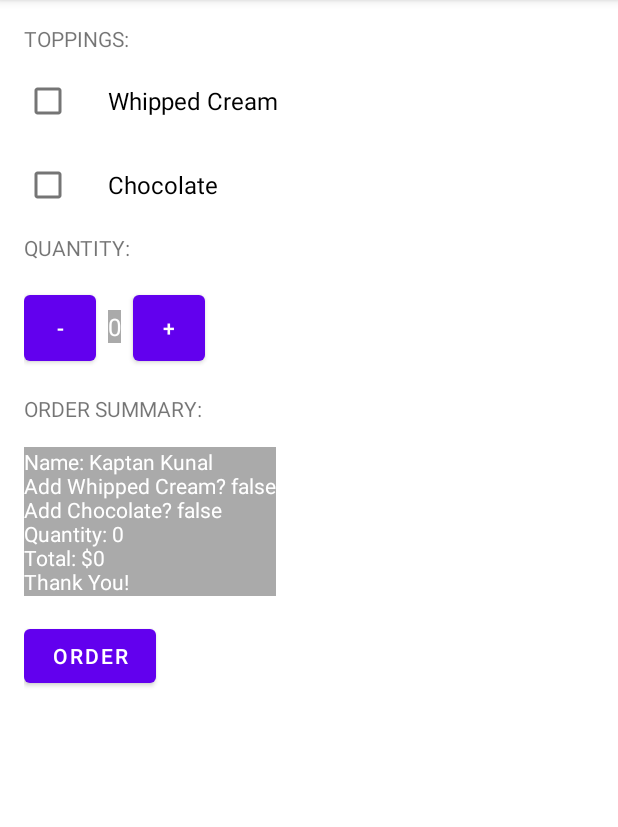
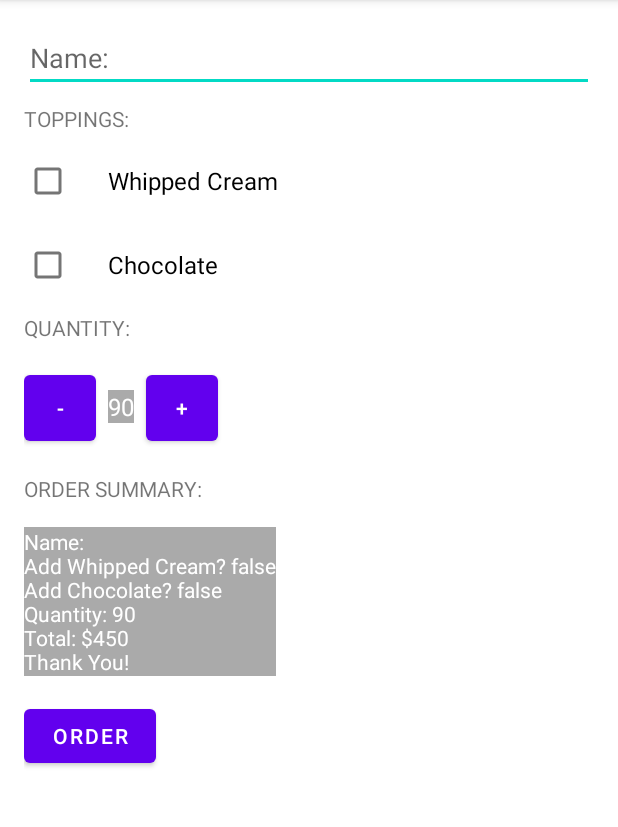
Before and after one commit to adiupd123/Just-Java, an Android app: the screen it shows after launch (MainActivity), after a tap on "ORDER", on a phone screen of 412 x 824 dp, the part 84-911 px from its top. Run offline under Robolectric (Android 15) with nearby library versions, the phone set to English and light mode, and no system bars.

Commit message:
Added 2 features
1. Taking Customer's Name as Input using EditText\n2. Adding the price of each of the toppings selected to the base-price of coffee per cup\n3. Limited the no. of coffees that can be ordered from 1 - 100

```diff
--- a/app/src/main/java/com/example/justjava/MainActivity.java
+++ b/app/src/main/java/com/example/justjava/MainActivity.java
@@ -3,7 +3,9 @@ package com.example.justjava;
 import android.os.Bundle;
 import android.view.View;
 import android.widget.CheckBox;
+import android.widget.EditText;
 import android.widget.TextView;
+import android.widget.Toast;
 
 import androidx.appcompat.app.AppCompatActivity;
 
@@ -13,7 +15,7 @@ import androidx.appcompat.app.AppCompatActivity;
  */
 public class MainActivity extends AppCompatActivity {
 
-    int quantity = 0;
+    int quantity = 90;
 
     @Override
     protected void onCreate(Bundle savedInstanceState) {
@@ -25,6 +27,11 @@ public class MainActivity extends AppCompatActivity {
      * A method that increments the current value of quantityTextView by 1
      */
     public void increment(View view){
+        if(quantity>=100){
+            Toast toast = Toast.makeText(this, "You cannot order more than 100 coffees", Toast.LENGTH_SHORT);
+            toast.show();
+            return;
+        }
         quantity = quantity + 1;
         displayQuantity(quantity);
     }
@@ -32,9 +39,13 @@ public class MainActivity extends AppCompatActivity {
     /**
      * A method that decrements the current value of quantityTextView by 1
      */
-    public void decrement(View view){
-        if(quantity>0)
-            quantity = quantity - 1;
+    public void decrement(View view) {
+        if (quantity <=1){
+            Toast toast = Toast.makeText(this, "You cannot order less than 1 coffee", Toast.LENGTH_SHORT);
+            toast.show();
+            return;
+        }
+        quantity = quantity - 1;
         displayQuantity(quantity);
     }
 
@@ -42,14 +53,19 @@ public class MainActivity extends AppCompatActivity {
      * This method is called when the order button is clicked.
      */
     public void submitOrder(View view) {
-        int price = calculatePrice();
-
         CheckBox whippedCreamCheckBox = (CheckBox) findViewById(R.id.whippedCream_checkBox);
         boolean hasWhippedCream = whippedCreamCheckBox.isChecked();
 
         CheckBox chocolateCheckBox = (CheckBox) findViewById(R.id.chocolate_checkBox);
         boolean hasChocolate = chocolateCheckBox.isChecked();
-        String message = createOrderSummary(price, hasWhippedCream, hasChocolate);
+
+        int totalPrice = calculatePrice(hasWhippedCream, hasChocolate);
+
+        EditText editText = findViewById(R.id.name_editText);
+        String name = editText.getText().toString();
+        // Editable object is returned by getTex() method
+
+        String message = createOrderSummary(name, totalPrice, hasWhippedCream, hasChocolate);
         displayMessage(message);
     }
 
@@ -63,24 +79,32 @@ public class MainActivity extends AppCompatActivity {
 
     /**
      * This method calculates price of coffees ordered
+     * @param addedWhippedCream
+     * @param addedChocolate
      * @return price of specified no. of coffees ordered
      */
-    private int calculatePrice() {
-        int rate = 5;
-        return quantity * rate;
+    private int calculatePrice(boolean addedWhippedCream, boolean addedChocolate) {
+        int rateOfCoffee = 5, rateOfWhippedCream = 1, rateOfChocolate = 2;
+        int basePrice = rateOfCoffee;
+        if(addedWhippedCream)
+            basePrice += rateOfWhippedCream;
+        if(addedChocolate)
+            basePrice += rateOfChocolate;
+        return basePrice * quantity;
     }
 
     /**
      * This method creates the message containing entire order summary and returns it
+     * @param name
      * @param totalPrice
-     * @param addWhippedCream
-     * @param addChocolate
-     * @return
+     * @param addedChocolate
+     * @param addedWhippedCream
+     * @return String containing Order Details
      */
-    private String createOrderSummary(int totalPrice, boolean addWhippedCream, boolean addChocolate){
-        String message = "Name: Kaptan Kunal" +
-                "\nAdd Whipped Cream? " + addWhippedCream +
-                "\nAdd Chocolate? " + addChocolate +
+    private String createOrderSummary(String name, int totalPrice, boolean addedWhippedCream, boolean addedChocolate){
+        String message = "Name: " + name +
+                "\nAdd Whipped Cream? " + addedWhippedCream +
+                "\nAdd Chocolate? " + addedChocolate +
                 "\nQuantity: " + quantity +
                 "\nTotal: $" + totalPrice +
                 "\nThank You!";
--- a/app/src/main/res/layout/activity_main.xml
+++ b/app/src/main/res/layout/activity_main.xml
@@ -8,6 +8,14 @@
         android:layout_height="match_parent"
         android:orientation="vertical"
         android:padding="16dp">
+
+        <EditText
+            android:id="@+id/name_editText"
+            android:layout_width="match_parent"
+            android:layout_height="wrap_content"
+            android:layout_marginBottom="8dp"
+            android:hint="Name:"
+            android:inputType="textCapWords"/>
 
         <TextView
             android:id="@+id/toppingsHeader_textView"
@@ -63,7 +71,7 @@
                 android:layout_marginLeft="8dp"
                 android:layout_marginRight="8dp"
                 android:background="@android:color/darker_gray"
-                android:text="0"
+                android:text="90"
                 android:textColor="@android:color/white"
                 android:textSize="16sp" />
 
```
